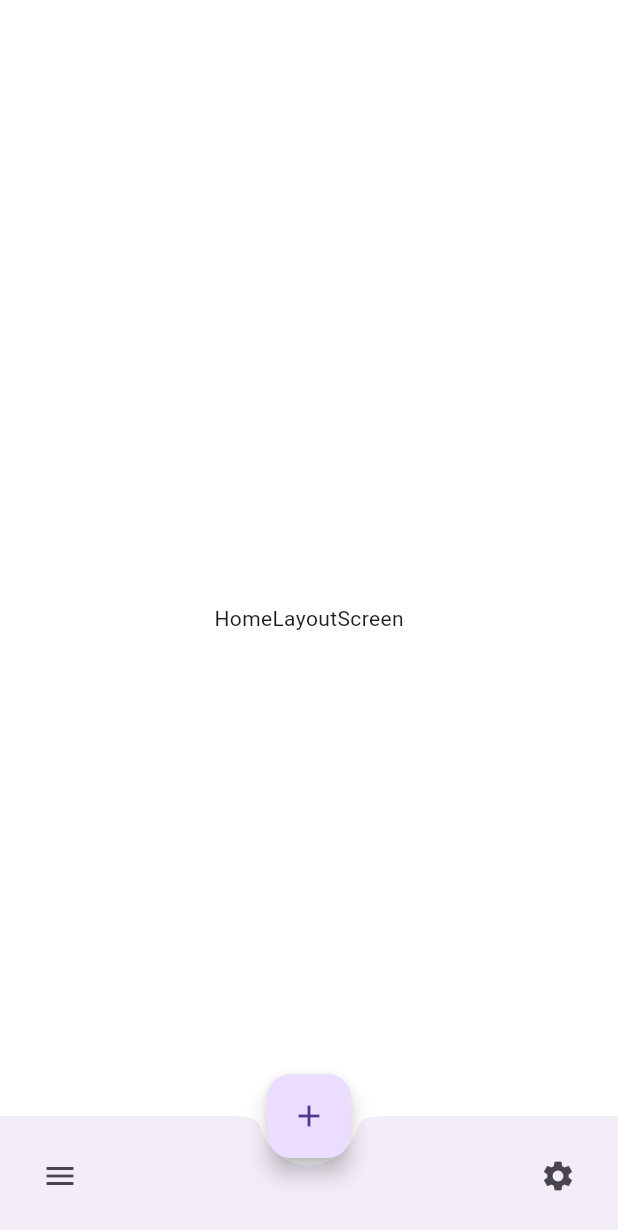
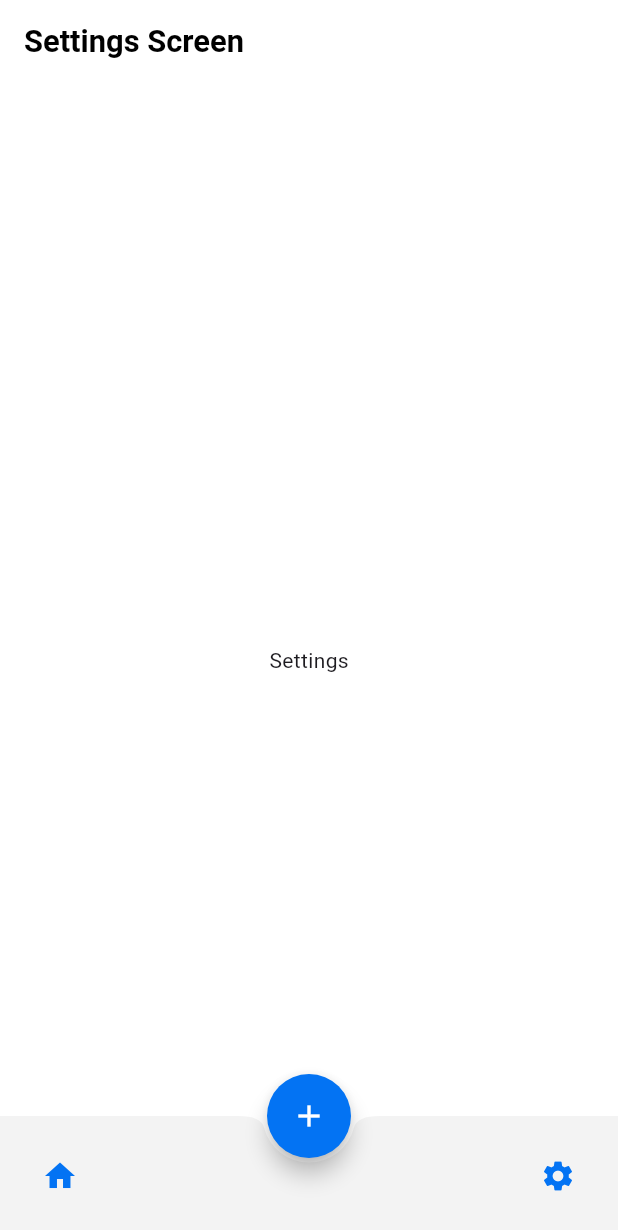
Before and after one commit to mahmoud593/travel-system, a Flutter app: the HomeLayoutScreen screen opened directly, after a tap on the "settings" icon, on a phone screen of 412 x 824 dp. Shown: the top 1230 px of the screen. Run offline on Flutter 3.47's test engine with Material 3 defaults, Android fonts, the phone set to English and light mode, and no system bars; our stand-ins replace firebase_core, flutter_bloc, fluttertoast, lottie, pinput, shared_preferences and 1 more; accounts and stored records are empty; Roboto replaces fonts that are missing (DINNEXTLTARABIC).

Commit message:
finish home layout

```diff
--- a/lib/core/constants/constants.dart
+++ b/lib/core/constants/constants.dart
@@ -1,3 +1,7 @@
+import 'package:flutter/material.dart';
+import 'package:travel_system/features/new_posts/presentation/view/new_posts_screen/screens/new_posts_screen.dart';
+import 'package:travel_system/features/posts/presentation/view/posts_screen/screens/posts_screen.dart';
+import 'package:travel_system/features/settings/presentation/view/settings_screen/screens/settings_screen.dart';
 import 'package:travel_system/models/onboarding_model.dart';
 
 class Constants{
@@ -20,4 +24,18 @@ class Constants{
     ),
 
   ];
+
+  static List<Widget> homeLayoutScreens=[
+    const PostsScreen(),
+    const NewPostsScreen(),
+    const SettingsScreen(),
+  ];
+
+
+  static List<String> homeLayoutTitles=[
+    'Posts Screen',
+    'New Posts Screen',
+    'Settings Screen',
+  ];
+
 }
--- a/lib/features/home/presentation/view/home_layout_Screen/screens/home_layout_screen.dart
+++ /dev/null
@@ -1,21 +0,0 @@
-import 'package:flutter/material.dart';
-import 'package:travel_system/features/home/presentation/view/home_layout_Screen/widgets/bottom_navigation_bar_widget.dart';
-import 'package:travel_system/features/home/presentation/view/home_layout_Screen/widgets/floating_action_button_widget.dart';
-
-class HomeLayoutScreen extends StatelessWidget {
-  const HomeLayoutScreen({super.key});
-
-  @override
-  Widget build(BuildContext context) {
-    return Scaffold(
-      extendBody: true,
-      floatingActionButtonLocation: FloatingActionButtonLocation.centerDocked,
-      body: const Center(
-        child: Text('HomeLayoutScreen'),
-      ),
-      floatingActionButton: floatingActionButtonWidget(),
-      bottomNavigationBar: bottomNavigationBarWidget(),
-
-    );
-  }
-}
--- a/lib/features/home/presentation/view/home_layout_Screen/widgets/bottom_navigation_bar_widget.dart
+++ /dev/null
@@ -1,25 +0,0 @@
-import 'package:flutter/material.dart';
-
-BottomAppBar bottomNavigationBarWidget() {
-  return BottomAppBar(
-    shape: const CircularNotchedRectangle(),
-    notchMargin: 5,
-    child: SizedBox(
-      height: 60,
-      child: Row(
-        mainAxisSize: MainAxisSize.max,
-        mainAxisAlignment: MainAxisAlignment.spaceBetween,
-        children: [
-          IconButton(
-            onPressed: () {},
-            icon: const Icon(Icons.menu),
-          ),
-          IconButton(
-            onPressed: () {},
-            icon: const Icon(Icons.settings),
-          ),
-        ],
-      ),
-    ),
-  );
-}
--- a/lib/features/home/presentation/view/home_layout_Screen/widgets/floating_action_button_widget.dart
+++ /dev/null
@@ -1,8 +0,0 @@
-import 'package:flutter/material.dart';
-
-FloatingActionButton floatingActionButtonWidget() {
-  return FloatingActionButton(
-  child: const Icon(Icons.add),
-  onPressed: (){},
-  );
-}
--- /dev/null
+++ b/lib/features/home_layout/presentation/cubit/home_layout_cubit.dart
@@ -0,0 +1,18 @@
+import 'package:flutter_bloc/flutter_bloc.dart';
+import 'package:travel_system/features/home_layout/presentation/cubit/home_layout_states.dart';
+
+class HomeLayoutCubit extends Cubit<HomeLayoutStates>{
+
+  HomeLayoutCubit():super(InitialState());
+
+  static HomeLayoutCubit get(context)=>BlocProvider.of(context);
+
+  int currentIndex=0;
+
+  void switchBottomNav(int index){
+    currentIndex=index;
+    print(currentIndex);
+    emit(HomeLayoutChangeBottomNavState());
+  }
+
+}
--- /dev/null
+++ b/lib/features/home_layout/presentation/cubit/home_layout_states.dart
@@ -0,0 +1,5 @@
+abstract class HomeLayoutStates{}
+
+class InitialState extends HomeLayoutStates{}
+
+class HomeLayoutChangeBottomNavState extends HomeLayoutStates{}
--- /dev/null
+++ b/lib/features/home_layout/presentation/view/home_layout_screen/screens/home_layout_screen.dart
@@ -0,0 +1,30 @@
+import 'package:flutter/material.dart';
+import 'package:flutter_bloc/flutter_bloc.dart';
+import 'package:travel_system/core/constants/constants.dart';
+import 'package:travel_system/features/home_layout/presentation/cubit/home_layout_cubit.dart';
+import 'package:travel_system/features/home_layout/presentation/cubit/home_layout_states.dart';
+import 'package:travel_system/features/home_layout/presentation/view/home_layout_Screen/widgets/floating_action_button_widget.dart';
+import 'package:travel_system/features/home_layout/presentation/view/home_layout_screen/widgets/bottom_navigation_bar_widget.dart';
+
+
+
+class HomeLayoutScreen extends StatelessWidget {
+  const HomeLayoutScreen({super.key});
+
+  @override
+  Widget build(BuildContext context) {
+    return BlocBuilder<HomeLayoutCubit,HomeLayoutStates>(
+          builder: (context,state){
+            var cubit=HomeLayoutCubit.get(context);
+            return Scaffold(
+                extendBody: true,
+                floatingActionButtonLocation: FloatingActionButtonLocation.centerDocked,
+                appBar: AppBar(title: Text(Constants.homeLayoutTitles[HomeLayoutCubit.get(context).currentIndex]),),
+                body: Constants.homeLayoutScreens[HomeLayoutCubit.get(context).currentIndex],
+                floatingActionButton:  const FloatingActionButtonWidget(),
+                bottomNavigationBar: const BottomNavigationBarWidget()
+
+            );
+          });
+  }
+}
--- /dev/null
+++ b/lib/features/home_layout/presentation/view/home_layout_screen/widgets/bottom_navigation_bar_widget.dart
@@ -0,0 +1,41 @@
+
+import 'package:flutter/material.dart';
+import 'package:flutter_bloc/flutter_bloc.dart';
+import 'package:travel_system/core/helper/app_size_config.dart';
+import 'package:travel_system/features/home_layout/presentation/cubit/home_layout_cubit.dart';
+import 'package:travel_system/features/home_layout/presentation/cubit/home_layout_states.dart';
+import 'package:travel_system/styles/assets/asset_manager.dart';
+import 'package:travel_system/styles/colors/color_manager.dart';
+
+class BottomNavigationBarWidget extends StatelessWidget {
+  const BottomNavigationBarWidget({super.key});
+
+  @override
+  Widget build(BuildContext context) {
+    return BlocBuilder<HomeLayoutCubit,HomeLayoutStates>(
+        builder: (context,state){
+          var cubit=HomeLayoutCubit.get(context);
+          return BottomAppBar(
+            color: ColorManager.gray,
+            shape: const CircularNotchedRectangle(),
+            notchMargin: 3,
+            child: SizedBox(
+              child: Row(
+                mainAxisSize: MainAxisSize.max,
+                mainAxisAlignment: MainAxisAlignment.spaceBetween,
+                children: [
+                  IconButton(
+                      onPressed: ()=> cubit.switchBottomNav(0),
+                      icon: const Icon(Icons.home,color:ColorManager.primaryBlue,)
+                  ),
+                  IconButton(
+                      onPressed: ()=> cubit.switchBottomNav(2),
+                      icon: const Icon(Icons.settings,color: ColorManager.primaryBlue,)
+                  ),
+                ],
+              ),
+            ),
+          );
+        });
+  }
+}
--- /dev/null
+++ b/lib/features/home_layout/presentation/view/home_layout_screen/widgets/floating_action_button_widget.dart
@@ -0,0 +1,27 @@
+import 'package:flutter/material.dart';
+import 'package:flutter_bloc/flutter_bloc.dart';
+import 'package:travel_system/features/home_layout/presentation/cubit/home_layout_cubit.dart';
+import 'package:travel_system/features/home_layout/presentation/cubit/home_layout_states.dart';
+import 'package:travel_system/styles/colors/color_manager.dart';
+
+class FloatingActionButtonWidget extends StatelessWidget {
+  const FloatingActionButtonWidget({super.key});
+
+  @override
+  Widget build(BuildContext context) {
+    return BlocBuilder<HomeLayoutCubit,HomeLayoutStates>(
+        builder: (context,state){
+          var cubit=HomeLayoutCubit.get(context);
+          return FloatingActionButton(
+            shape: RoundedRectangleBorder(
+              borderRadius: BorderRadius.circular(50),
+            ),
+            backgroundColor: ColorManager.primaryBlue,
+            child: const Icon(Icons.add,color: ColorManager.white,),
+            onPressed: (){
+              HomeLayoutCubit.get(context).switchBottomNav(1);
+            },
+          );
+        });
+  }
+}
--- /dev/null
+++ b/lib/features/new_posts/presentation/view/new_posts_screen/screens/new_posts_screen.dart
@@ -0,0 +1,12 @@
+import 'package:flutter/cupertino.dart';
+
+class NewPostsScreen extends StatelessWidget {
+  const NewPostsScreen({super.key});
+
+  @override
+  Widget build(BuildContext context) {
+    return const Center(
+      child: Text('NewPosts'),
+    );
+  }
+}
--- a/lib/features/on_boarding_screen/screen/on_boarding_screen.dart
+++ b/lib/features/on_boarding_screen/screen/on_boarding_screen.dart
@@ -1,19 +1,16 @@
 import 'dart:async';
 import 'package:flutter/material.dart';
 import 'package:flutter/services.dart';
-import 'package:get/get_core/src/get_main.dart';
-import 'package:get/get_navigation/get_navigation.dart';
 import 'package:smooth_page_indicator/smooth_page_indicator.dart';
 import 'package:travel_system/core/helper/app_size_config.dart';
 import 'package:travel_system/features/on_boarding_screen/widget/pageview_item.dart';
 import 'package:travel_system/styles/colors/color_manager.dart';
 import 'package:travel_system/styles/text_styles/text_styles.dart';
-import 'package:travel_system/styles/widets/default_button.dart';
 
 
 class OnBoarding extends StatefulWidget {
 
-  const OnBoarding({Key? key}) : super(key: key);
+  const OnBoarding({super.key});
 
   @override
   State<OnBoarding> createState() => _OnBoardingState();
--- /dev/null
+++ b/lib/features/posts/presentation/view/posts_screen/screens/posts_screen.dart
@@ -0,0 +1,12 @@
+import 'package:flutter/cupertino.dart';
+
+class PostsScreen extends StatelessWidget {
+  const PostsScreen({super.key});
+
+  @override
+  Widget build(BuildContext context) {
+    return const Center(
+      child: Text('Posts'),
+    );
+  }
+}
--- /dev/null
+++ b/lib/features/settings/presentation/view/settings_screen/screens/settings_screen.dart
@@ -0,0 +1,12 @@
+import 'package:flutter/cupertino.dart';
+
+class SettingsScreen extends StatelessWidget {
+  const SettingsScreen({super.key});
+
+  @override
+  Widget build(BuildContext context) {
+    return const Center(
+      child: Text('Settings'),
+    );
+  }
+}
--- a/lib/main.dart
+++ b/lib/main.dart
@@ -1,9 +1,11 @@
 import 'package:firebase_core/firebase_core.dart';
 import 'package:flutter/material.dart';
 import 'package:flutter/services.dart';
+import 'package:flutter_bloc/flutter_bloc.dart';
 import 'package:shared_preferences/shared_preferences.dart';
 import 'package:travel_system/core/local/shared_preferences.dart';
-import 'package:travel_system/features/on_boarding_screen/screen/on_boarding_screen.dart';
+import 'package:travel_system/features/home_layout/presentation/cubit/home_layout_cubit.dart';
+import 'package:travel_system/features/home_layout/presentation/view/home_layout_screen/screens/home_layout_screen.dart';
 import 'package:travel_system/styles/theme_manger/theme_manager.dart';
 
 import 'firebase_options.dart';
@@ -22,10 +24,15 @@
 
   @override
   Widget build(BuildContext context) {
-    return MaterialApp(
-      debugShowCheckedModeBanner: false,
-      theme: getApplicationTheme(context),
-      home: const OnBoarding(),
+    return MultiBlocProvider(
+        providers: [
+          BlocProvider(create: (context) => HomeLayoutCubit(),),
+        ],
+        child: MaterialApp(
+          debugShowCheckedModeBanner: false,
+          theme: getApplicationTheme(context),
+          home: const HomeLayoutScreen(),
+        ),
     );
   }
 }
--- a/lib/styles/assets/asset_manager.dart
+++ b/lib/styles/assets/asset_manager.dart
@@ -1,4 +1,4 @@
-class AssetManager{
+class AssetsManager{
 
   static const String onBoardingGif_1 = "assets/gif/on_boarding_gif_1.json";
   static const String onBoardingGif_2 = "assets/gif/on_boarding_gif_2.json";
@@ -11,5 +11,7 @@ class AssetManager{
   static const String appLogo = "assets/images/app_logo.png";
   static const String slpLogo = "assets/images/slp_logo.png";
 
+  static const String homeIcon = "assets/icons/home.png";
+  static const String settingIcon = "assets/icons/settings.png";
 
 }
```
Also changed, not shown: pubspec.yaml (+4 -4 lines), assets/icons/home.png (added), assets/icons/settings.png (added).
